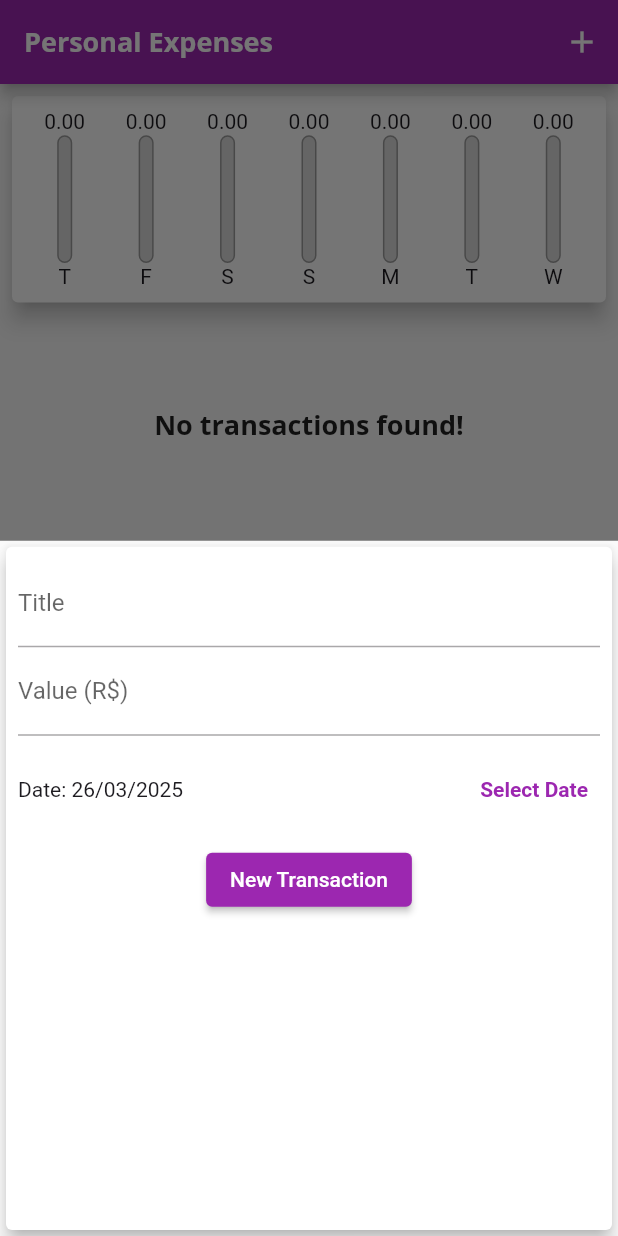
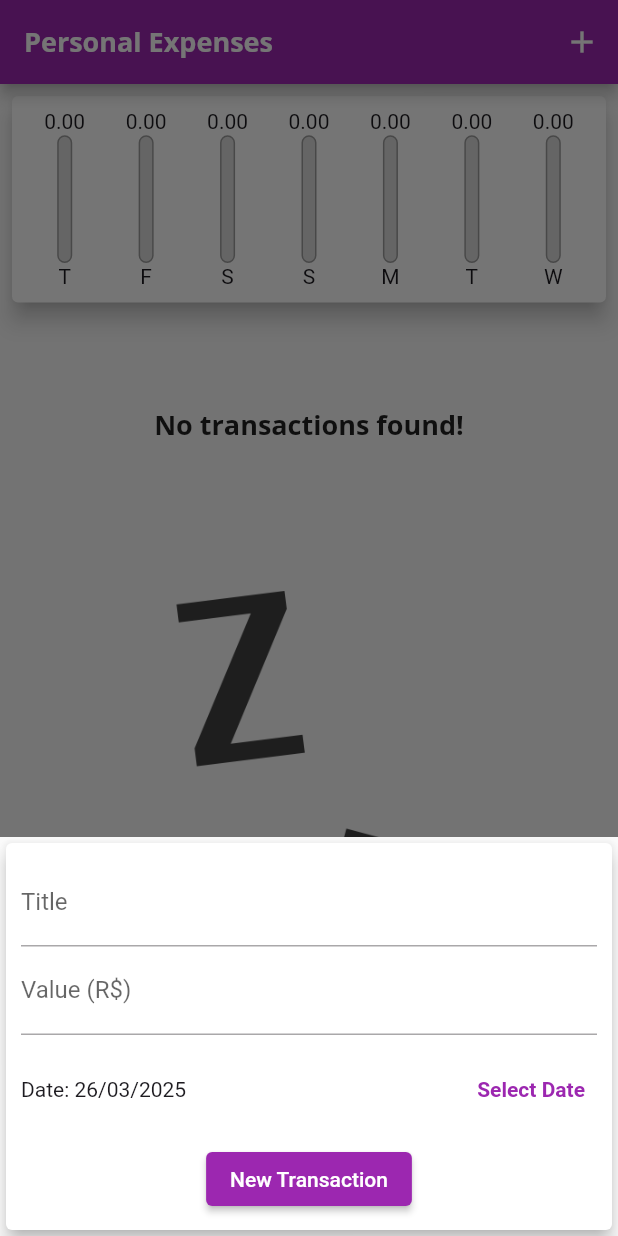
Before and after one commit to dilersik/personal-expenses-flutter, a Flutter app: the screen it shows after launch, after a tap on the "add" icon, on a phone screen of 412 x 824 dp. Run offline on Flutter 3.47's test engine with Material 3 defaults, Android fonts, the phone set to English and light mode, and no system bars.

Commit message:
149. Aproveitando Larguras Maiores

```diff
--- a/lib/components/transaction_form.dart
+++ b/lib/components/transaction_form.dart
@@ -41,10 +41,16 @@ class _TransactionFormState extends State<TransactionForm> {
 
   @override
   Widget build(BuildContext context) {
-    return Card(
+    return SingleChildScrollView(
+      child: Card(
         elevation: 5,
         child: Padding(
-        padding: const EdgeInsets.all(8.0),
+          padding: EdgeInsets.only(
+            top: 10,
+            right: 10,
+            left: 10,
+            bottom: 10 + MediaQuery.of(context).viewInsets.bottom,
+          ),
           child: Column(
             children: [
               TextField(
@@ -82,6 +88,7 @@ class _TransactionFormState extends State<TransactionForm> {
             ],
           ),
         ),
+      ),
     );
   }
 }
--- a/lib/main.dart
+++ b/lib/main.dart
@@ -152,7 +152,7 @@ class _MyHomePageState extends State<MyHomePage> {
               ),
             if (!_showChart || !isLandscape)
               SizedBox(
-                height: availableHeight * 0.8,
+                height: availableHeight * (isLandscape ? 1 : 0.8),
                 child: TransactionList(_transactions, _onRemove),
               ),
           ],
```
Also changed, not shown: lib/components/transaction_list.dart (+14 -5 lines). Lines whose indentation alone changed are shown as unchanged.
